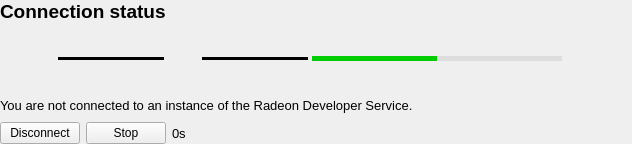
First picture: the form in source/RDP/Views/ConnectionStatusView.ui, repository GPUOpen-Tools/dev_driver_tools, before the edit.
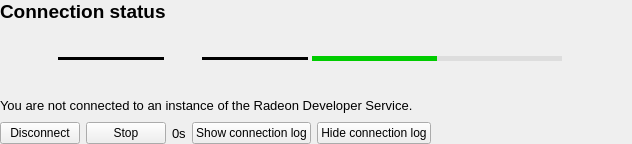
Second picture: the form after the edit. Icons and pictures are not drawn.

The edit to the form file:
```diff
--- a/source/RDP/Views/ConnectionStatusView.ui
+++ b/source/RDP/Views/ConnectionStatusView.ui
@@ -343,6 +343,20 @@
        </property>
       </widget>
      </item>
+     <item>
+      <widget class="QPushButton" name="showConnectionLogButton">
+       <property name="text">
+        <string>Show connection log</string>
+       </property>
+      </widget>
+     </item>
+     <item>
+      <widget class="QPushButton" name="hideConnectionLogButton">
+       <property name="text">
+        <string>Hide connection log</string>
+       </property>
+      </widget>
+     </item>
      <item>
       <spacer name="horizontalSpacer_2">
        <property name="orientation">
```
Left out of the diff: 6 changed lines with no effect on the pictures.
